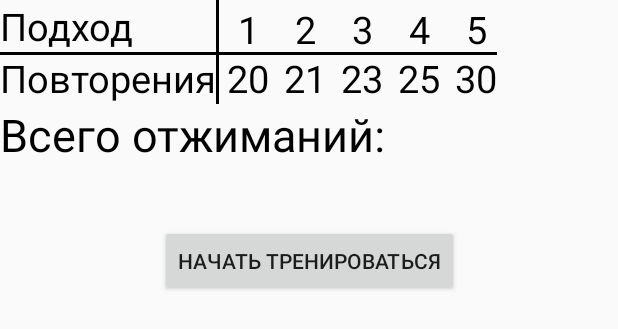
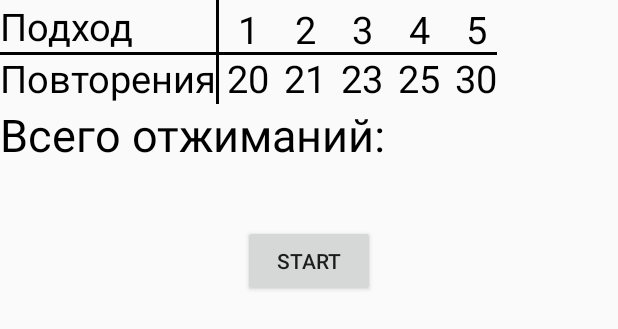
Before and after one commit to Agress1on/PressUpCounter, an Android app: the layout fragment_start_training.xml on its own in the app's theme, with its tools: preview values and no code run, on a phone screen of 412 x 824 dp. Shown: the top 329 px of the screen. Run offline under Robolectric (Android 15) with nearby library versions, the light colour scheme and no system bars.

Commit message:
- прописал в разметку strings вместо цифр

```diff
--- a/app/src/main/res/layout/fragment_start_training.xml
+++ b/app/src/main/res/layout/fragment_start_training.xml
@@ -68,7 +68,7 @@
             android:id="@+id/first_repetition_header"
             android:layout_width="wrap_content"
             android:layout_height="wrap_content"
-            android:text="1"
+            android:text="@string/for_first_repetition"
             android:textColor="@color/colorBlack"
             android:textSize="25sp"
             app:layout_constraintBottom_toBottomOf="@id/horizontal_first_separator"
@@ -92,7 +92,7 @@
             android:id="@+id/second_repetition_header"
             android:layout_width="wrap_content"
             android:layout_height="wrap_content"
-            android:text="2"
+            android:text="@string/for_second_repetition"
             android:textColor="@color/colorBlack"
             android:textSize="25sp"
             app:layout_constraintBottom_toBottomOf="@id/horizontal_first_separator"
@@ -116,7 +116,7 @@
             android:id="@+id/third_repetition_header"
             android:layout_width="wrap_content"
             android:layout_height="wrap_content"
-            android:text="3"
+            android:text="@string/for_third_repetition"
             android:textColor="@color/colorBlack"
             android:textSize="25sp"
             app:layout_constraintBottom_toBottomOf="@id/horizontal_first_separator"
@@ -140,7 +140,7 @@
             android:id="@+id/fourth_repetition_header"
             android:layout_width="wrap_content"
             android:layout_height="wrap_content"
-            android:text="4"
+            android:text="@string/for_fourth_repetition"
             android:textColor="@color/colorBlack"
             android:textSize="25sp"
             app:layout_constraintBottom_toBottomOf="@id/horizontal_first_separator"
@@ -164,7 +164,7 @@
             android:id="@+id/fifth_repetition_header"
             android:layout_width="wrap_content"
             android:layout_height="wrap_content"
-            android:text="5"
+            android:text="@string/for_fifth_repetition"
             android:textColor="@color/colorBlack"
             android:textSize="25sp"
             app:layout_constraintBottom_toBottomOf="@id/horizontal_first_separator"
@@ -197,7 +197,7 @@
             android:layout_height="wrap_content"
             android:layout_marginTop="40dp"
             android:onClick="@{() -> viewModel.onClickStartTrainingButton()}"
-            android:text="начать тренироваться"
+            android:text="start"
             app:layout_constraintEnd_toEndOf="parent"
             app:layout_constraintStart_toStartOf="parent"
             app:layout_constraintTop_toBottomOf="@id/summ_header" />
```
Also changed, not shown: app/src/main/res/layout/fragment_set_program.xml (+5 -5 lines).
